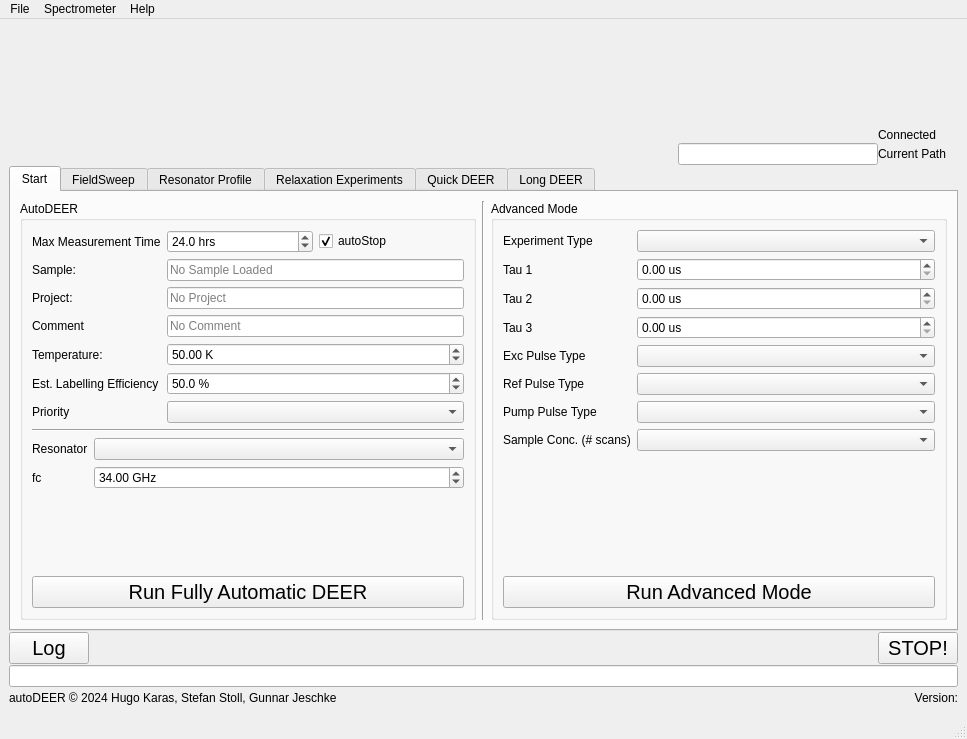
Before: the Qt Designer form autodeer/gui/gui2.ui in JeschkeLab/autoDEER, drawn with Qt 5.
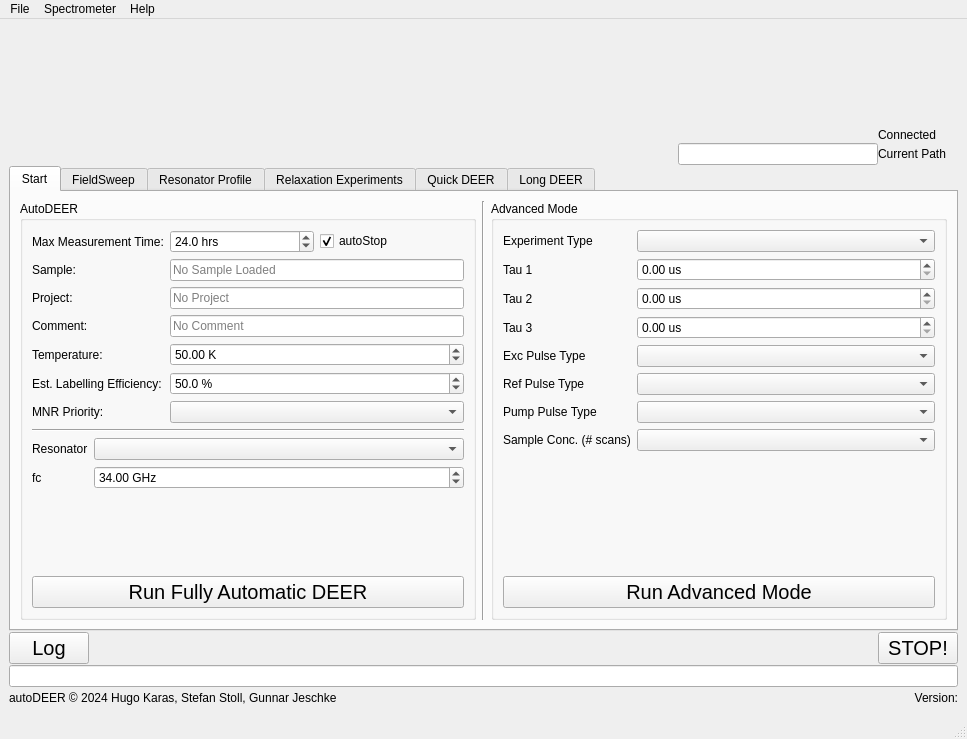
After: the same form once the commit is applied. Icons and pictures are not drawn.

```diff
--- a/autodeer/gui/gui2.ui
+++ b/autodeer/gui/gui2.ui
@@ -200,7 +200,7 @@
                <item row="0" column="0">
                 <widget class="QLabel" name="label_11">
                  <property name="text">
-                  <string>Max Measurement Time</string>
+                  <string>Max Measurement Time:</string>
                  </property>
                 </widget>
                </item>
@@ -244,7 +244,7 @@
                <item row="3" column="0">
                 <widget class="QLabel" name="commentLabel">
                  <property name="text">
-                  <string>Comment</string>
+                  <string>Comment:</string>
                  </property>
                 </widget>
                </item>
@@ -281,7 +281,7 @@
                <item row="5" column="0">
                 <widget class="QLabel" name="estLabellingEfficiencyLabel">
                  <property name="text">
-                  <string>Est. Labelling Efficiency</string>
+                  <string>Est. Labelling Efficiency:</string>
                  </property>
                 </widget>
                </item>
@@ -304,7 +304,7 @@
                <item row="6" column="0">
                 <widget class="QLabel" name="priotityLabel">
                  <property name="text">
-                  <string>Priority</string>
+                  <string>MNR Priority:</string>
                  </property>
                 </widget>
                </item>
```
Left out of the diff: 2 changed lines with no effect on the pictures.
